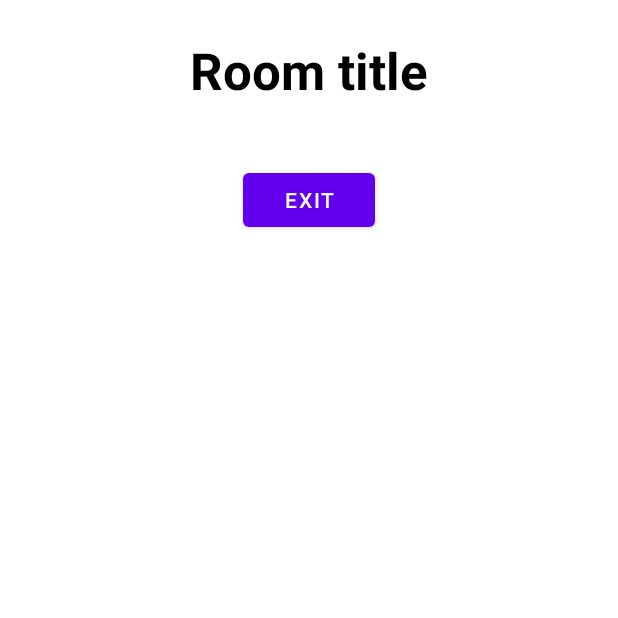
After one commit to pyun0825/MadCamp2, an Android app: the InnerRoomActivity screen opened directly, with no data from a screen before it, on a phone screen of 412 x 824 dp, the top half of it. The commit adds this screen. Run offline under Robolectric (Android 15) with nearby library versions, the phone set to English and light mode, and no system bars.

Commit message:
email to game_id

```diff
--- a/app/src/main/AndroidManifest.xml
+++ b/app/src/main/AndroidManifest.xml
@@ -13,9 +13,13 @@
         android:theme="@style/Theme.LogInTest"
         android:usesCleartextTraffic="true">
         <activity
+            android:name=".InnerRoomActivity"
+            android:label="@string/title_activity_inner_room"
+            android:theme="@style/Theme.LogInTest.NoActionBar"></activity>
+        <activity
             android:name=".RoomActivity"
             android:label="@string/title_activity_room"
-            android:theme="@style/Theme.LogInTest.NoActionBar"></activity>
+            android:theme="@style/Theme.LogInTest.NoActionBar" />
         <activity android:name=".MainActivity">
             <intent-filter>
                 <action android:name="android.intent.action.MAIN" />
--- a/app/src/main/java/com/example/logintest/CreateRoomDialogFragment.kt
+++ b/app/src/main/java/com/example/logintest/CreateRoomDialogFragment.kt
@@ -1,6 +1,7 @@
 package com.example.logintest
 
 import android.content.Context
+import android.content.Intent
 import android.os.Bundle
 import androidx.fragment.app.Fragment
 import android.view.LayoutInflater
@@ -43,13 +44,17 @@ class CreateRoomDialogFragment(context: Context, var retrofitInterface: Retrofit
                 override fun onResponse(call: Call<Void>, response: Response<Void>) {
                     if(response.code() == 200){
                         Toast.makeText(context, "Created Room", Toast.LENGTH_LONG).show()
+                        val intent = Intent(context, InnerRoomActivity::class.java)
+                        startActivity(intent)
                     } else if(response.code() == 400){
                         Toast.makeText(context, "Failed to create Room", Toast.LENGTH_LONG).show()
+                        dismiss()
                     }
                 }
 
                 override fun onFailure(call: Call<Void>, t: Throwable) {
                     Toast.makeText(context, t.message, Toast.LENGTH_LONG).show()
+                    dismiss()
                 }
             })
         }
--- /dev/null
+++ b/app/src/main/java/com/example/logintest/InnerRoomActivity.kt
@@ -0,0 +1,11 @@
+package com.example.logintest
+
+import androidx.appcompat.app.AppCompatActivity
+import android.os.Bundle
+
+class InnerRoomActivity : AppCompatActivity() {
+    override fun onCreate(savedInstanceState: Bundle?) {
+        super.onCreate(savedInstanceState)
+        setContentView(R.layout.activity_inner_room)
+    }
+}
--- a/app/src/main/java/com/example/logintest/LoginResult.kt
+++ b/app/src/main/java/com/example/logintest/LoginResult.kt
@@ -6,5 +6,5 @@ class LoginResult {
 
     lateinit var name:String
 
-    lateinit var email:String
+    lateinit var game_id:String
 }
--- a/app/src/main/java/com/example/logintest/adapters/WaitingRoomAdapter.kt
+++ b/app/src/main/java/com/example/logintest/adapters/WaitingRoomAdapter.kt
@@ -28,7 +28,7 @@ class WaitingRoomAdapter(var context: Context, rooms: List<RoomResult>): BaseAda
         val roomRow = layoutInflater.inflate(R.layout.waiting_room_item, parent, false)
         val roomTitle = roomRow.findViewById<TextView>(R.id.tv_room)
         System.out.println(rooms)
-        roomTitle.text = rooms[position].name
+        roomTitle.text = "No.${position+1}: "+rooms[position].name
         return roomRow
     }
 }
--- /dev/null
+++ b/app/src/main/res/layout/activity_inner_room.xml
@@ -0,0 +1,44 @@
+<?xml version="1.0" encoding="utf-8"?>
+<androidx.constraintlayout.widget.ConstraintLayout xmlns:android="http://schemas.android.com/apk/res/android"
+    xmlns:app="http://schemas.android.com/apk/res-auto"
+    xmlns:tools="http://schemas.android.com/tools"
+    android:layout_width="match_parent"
+    android:layout_height="match_parent"
+    tools:context=".InnerRoomActivity">
+
+    <TextView
+        android:id="@+id/textView"
+        android:layout_width="wrap_content"
+        android:layout_height="wrap_content"
+        android:layout_marginTop="24dp"
+        android:text="Room title"
+        android:textColor="#000000"
+        android:textSize="34sp"
+        android:textStyle="bold"
+        app:layout_constraintEnd_toEndOf="parent"
+        app:layout_constraintStart_toStartOf="parent"
+        app:layout_constraintTop_toTopOf="parent" />
+
+    <ListView
+        android:id="@+id/lv_players"
+        android:layout_width="0dp"
+        android:layout_height="0dp"
+        android:layout_marginStart="16dp"
+        android:layout_marginLeft="16dp"
+        android:layout_marginTop="16dp"
+        android:layout_marginEnd="16dp"
+        android:layout_marginRight="16dp"
+        app:layout_constraintEnd_toEndOf="parent"
+        app:layout_constraintStart_toStartOf="parent"
+        app:layout_constraintTop_toBottomOf="@+id/textView" />
+
+    <Button
+        android:id="@+id/button"
+        android:layout_width="wrap_content"
+        android:layout_height="wrap_content"
+        android:layout_marginTop="24dp"
+        android:text="Exit"
+        app:layout_constraintEnd_toEndOf="parent"
+        app:layout_constraintStart_toStartOf="parent"
+        app:layout_constraintTop_toBottomOf="@+id/lv_players" />
+</androidx.constraintlayout.widget.ConstraintLayout>
--- a/app/src/main/res/layout/login_dialog.xml
+++ b/app/src/main/res/layout/login_dialog.xml
@@ -8,8 +8,8 @@
         android:layout_width="match_parent"
         android:layout_height="wrap_content"
         android:layout_margin="8dp"
-        android:hint="Enter email"
-        android:id="@+id/emailEdit"/>
+        android:hint="Enter ID"
+        android:id="@+id/idEdit"/>
 
     <EditText
         android:layout_width="match_parent"
--- a/app/src/main/res/layout/signup_dialog.xml
+++ b/app/src/main/res/layout/signup_dialog.xml
@@ -15,8 +15,8 @@
         android:layout_width="match_parent"
         android:layout_height="wrap_content"
         android:layout_margin="8dp"
-        android:hint="Enter email"
-        android:id="@+id/emailEdit"/>
+        android:hint="Enter id"
+        android:id="@+id/idEdit"/>
 
     <EditText
         android:layout_width="match_parent"
--- a/app/src/main/res/layout/waiting_room_item.xml
+++ b/app/src/main/res/layout/waiting_room_item.xml
@@ -11,10 +11,12 @@
         android:layout_height="wrap_content"
         android:layout_marginStart="8dp"
         android:layout_marginLeft="8dp"
-        android:layout_marginTop="8dp"
+        android:layout_marginTop="4dp"
+        android:layout_marginBottom="4dp"
         android:text="Room title"
         android:textColor="#000000"
         android:textSize="20sp"
+        android:padding="4dp"
         app:layout_constraintStart_toStartOf="parent"
         app:layout_constraintTop_toTopOf="parent" />
 </androidx.constraintlayout.widget.ConstraintLayout>
--- a/app/src/main/res/values/strings.xml
+++ b/app/src/main/res/values/strings.xml
@@ -11,4 +11,5 @@
     <string name="hello_second_fragment">Hello second fragment. Arg: %1$s</string>
     <!-- TODO: Remove or change this placeholder text -->
     <string name="hello_blank_fragment">Hello blank fragment</string>
+    <string name="title_activity_inner_room">InnerRoomActivity</string>
 </resources>
```
Also changed, not shown: app/src/main/java/com/example/logintest/MainActivity.kt (+5 -5 lines), app/src/main/res/navigation/nav_graph2.xml (added, +28 -0 lines).
